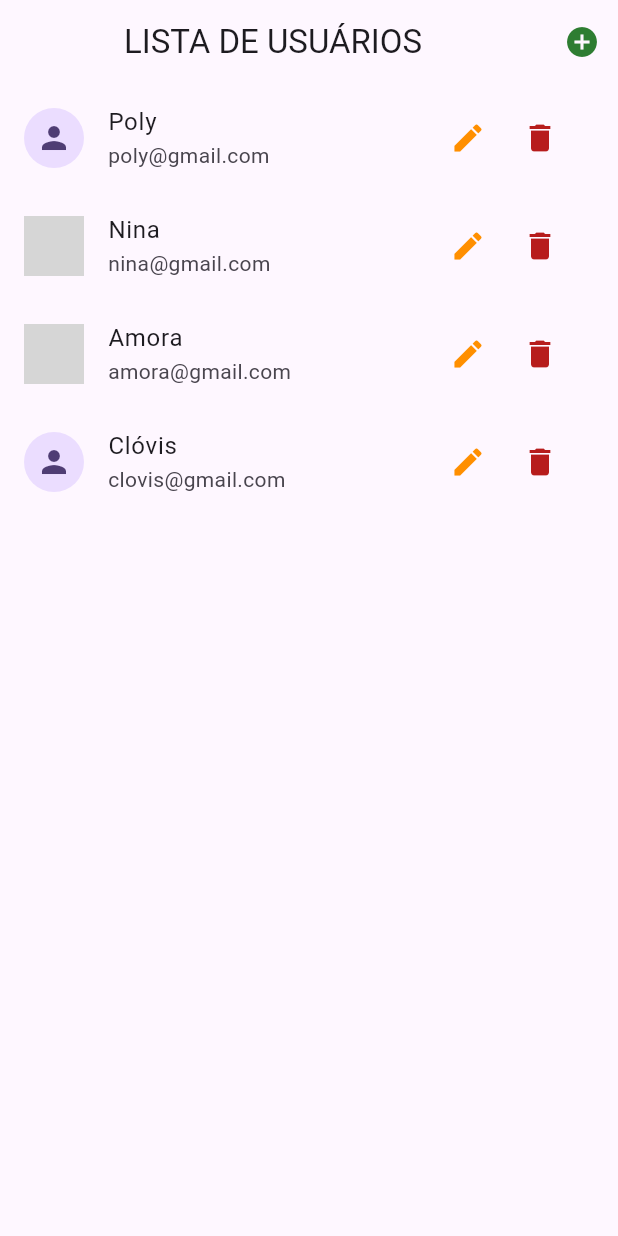
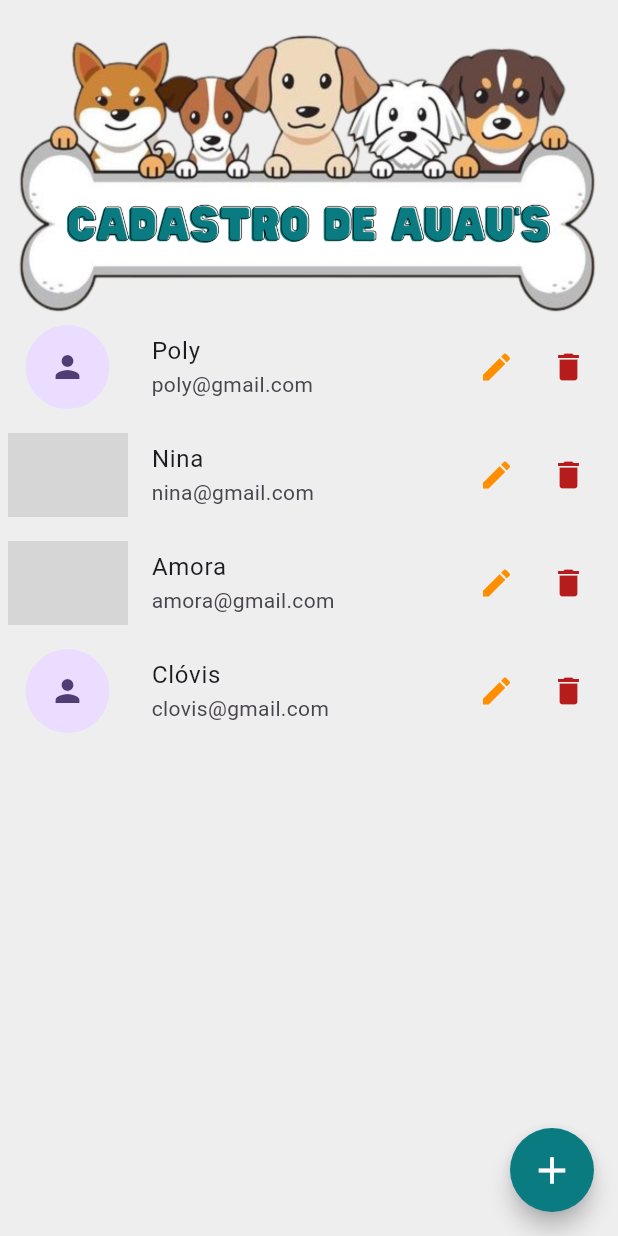
Before and after one commit to Hevelise-Liz/crud_flutter, a Flutter app: the screen it shows after launch, on a phone screen of 412 x 824 dp. Run offline on Flutter 3.47's test engine with Material 3 defaults, Android fonts, the light colour scheme and no system bars; network calls fail; grey boxes are pictures that could not be loaded.

Commit message:
style: página inicial.

```diff
--- a/lib/pages/user_list.dart
+++ b/lib/pages/user_list.dart
@@ -9,27 +9,36 @@ class UserList extends StatelessWidget {
 
   @override
   Widget build(BuildContext context) {
-final Users users = Provider.of(context);
+    final Users users = Provider.of(context);
 
     return Scaffold(
-      appBar: AppBar(
-        title: const Center(child: Text("LISTA DE USUÁRIOS")),
-        actions: <Widget> [
-          IconButton(
-            color: Colors.green.shade800,
-            onPressed: () {
-              Navigator.of(context).pushNamed(AppRoutes.userForm);
-            },
-            icon: const
-            Icon(Icons.add_circle)),
-
-
-        ]
+      backgroundColor: Colors.grey.shade200,
+      body: Column(
+        children: [
+          Padding(
+            padding: const EdgeInsets.only(top: 21),
+            child: Center(child: Image.asset('assets/images/placaa.png')),
+          ),
+          Expanded(
+            child: ListView.builder(
+              itemCount: users.count,
+              itemBuilder: (ctx, i) => UserTile(users.byIndex(i)),
+            ),
+          ),
+        ],
       ),
-      body: ListView.builder(
-        itemCount: users.count,
-        itemBuilder: (ctx, i) => UserTile(users.byIndex(i)),
-        )
+      floatingActionButton: FloatingActionButton(
+        onPressed: () {
+          Navigator.of(context).pushNamed(AppRoutes.userForm);
+        },
+        backgroundColor: const Color(0xFF0a7b80),
+        shape: const CircleBorder(),
+        child: const Icon(
+          Icons.add,
+          color: Colors.white,
+          size: 30,
+        ),
+      ),
     );
   }
 }
--- a/lib/widgets/user_tile.dart
+++ b/lib/widgets/user_tile.dart
@@ -11,9 +11,10 @@ class UserTile extends StatelessWidget {
   @override
   Widget build(BuildContext context) {
     final avatar = user.avatarUrl.isEmpty
-        ? const CircleAvatar(child: Icon(Icons.person))
-        : CircleAvatar(backgroundImage: NetworkImage(user.avatarUrl));
+        ? const CircleAvatar(radius: 40,child: Icon(Icons.person),)
+        : CircleAvatar(backgroundImage: NetworkImage(user.avatarUrl),radius: 40,);
     return ListTile(
+       contentPadding: const EdgeInsets.symmetric( horizontal: 5),
       leading: avatar,
       title: Text(user.name),
       subtitle: Text(user.email),
--- a/pubspec.yaml
+++ b/pubspec.yaml
@@ -59,8 +59,8 @@ flutter:
   uses-material-design: true
 
   # To add assets to your application, add an assets section, like this:
-  # assets:
-  #   - images/a_dot_burr.jpeg
+  assets:
+    - assets/images/placaa.png
   #   - images/a_dot_ham.jpeg
 
   # An image asset can refer to one or more resolution-specific "variants", see
```
Also changed, not shown: assets/images/placaa.png (added).
